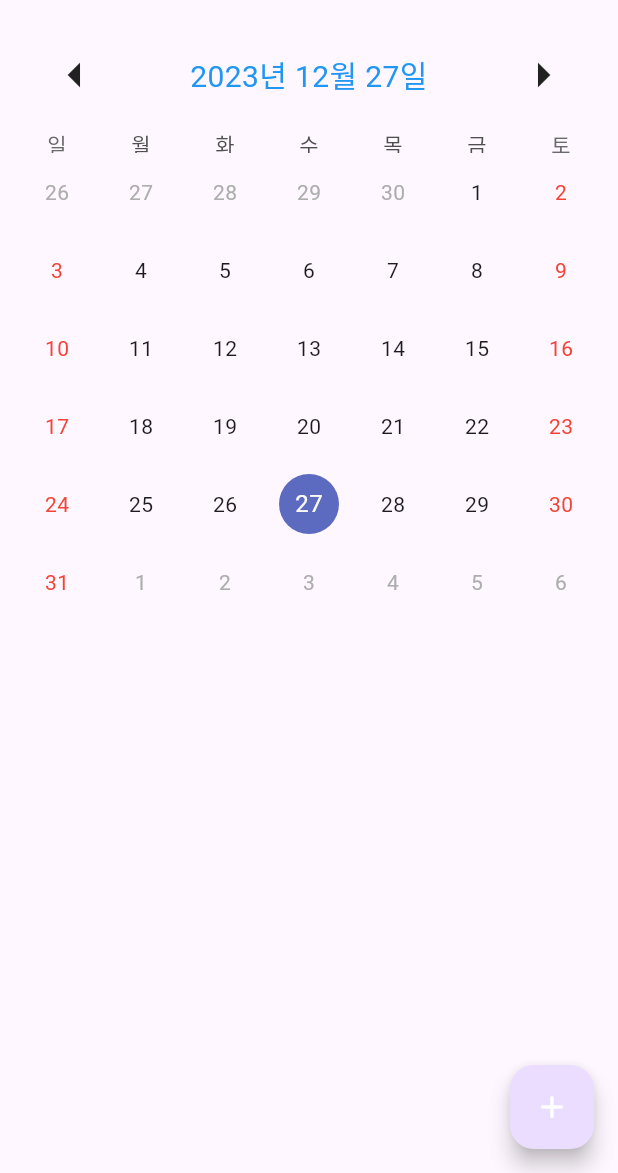
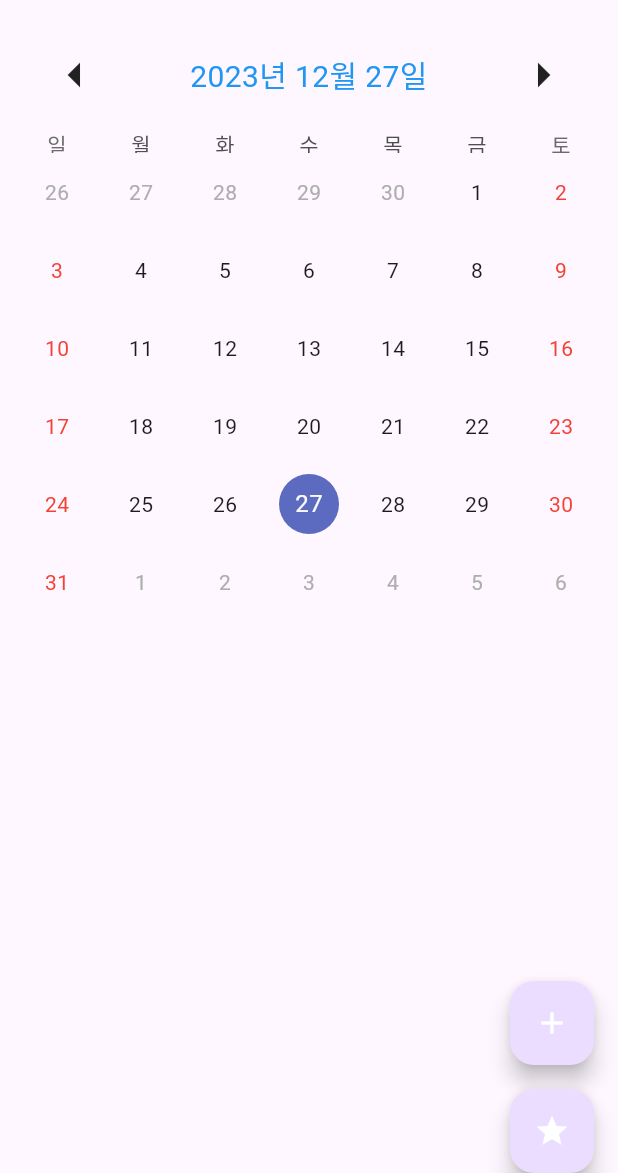
Before and after one commit to KKM2222/ToDo, a Flutter app: the screen it shows after launch, on a phone screen of 412 x 824 dp, the part 63-1236 px from its top. Run offline on Flutter 3.47's test engine with Material 3 defaults, Android fonts, the phone set to English and light mode, and no system bars; drawn by our look-alikes of table_calendar; missing offline and left inert: home_widget.

```diff
--- a/lib/main.dart
+++ b/lib/main.dart
@@ -2,6 +2,7 @@ import 'package:flutter/material.dart';
 import 'package:intl/date_symbol_data_local.dart';
 import 'package:intl/intl.dart';
 import 'package:table_calendar/table_calendar.dart';
+import 'package:todo/calendar_widget.dart';
 
 void main() async {
   await initializeDateFormatting();
@@ -51,10 +52,16 @@ class _MyAppState extends State<MyApp> {
           editEvent: _editEvent, // 추가: 수정 기능
         ),
       ),
-      floatingActionButton: FloatingActionButton(
-        child: Icon(Icons.add, color: Colors.white),
-        onPressed: () async {
-          await showDialog(
+      floatingActionButtonLocation: FloatingActionButtonLocation.endDocked,
+      floatingActionButtonAnimator: FloatingActionButtonAnimator.scaling,
+      floatingActionButton: Column(
+          mainAxisSize: MainAxisSize.min,
+          children: [
+      FloatingActionButton(
+      child: Icon(Icons.add, color: Colors.white),
+      onPressed: () async {
+        // 기존의 "+" 아이콘에 대한 기능 추가
+        await showDialog(
             context: context,
             builder: (BuildContext context) {
               TextEditingController contentController = TextEditingController();
@@ -103,9 +110,21 @@ class _MyAppState extends State<MyApp> {
           );
         },
       ),
+    SizedBox(height: 16), // 간격 조절
+    FloatingActionButton(
+    child: Icon(Icons.star, color: Colors.white),
+      onPressed: () {
+        // 다른 페이지로 이동하는 코드 추가
+        Navigator.of(context).push(
+          MaterialPageRoute(builder: (context) => MyWidget()),
+        );
+
+      },
+    ),
+          ],
+      ),
     );
   }
-
   // 추가: _editEvent 함수
   void _editEvent(MyEvent event) async {
     await showDialog(
@@ -293,3 +312,15 @@ class MyEvent {
 
   MyEvent(this.date, this.content);
 }
+
+class YourOtherPage extends StatelessWidget {
+  @override
+  Widget build(BuildContext context) {
+    return Scaffold(
+      appBar: AppBar(title: Text('Your Other Page')),
+      body: Center(
+        child: Text('Content of your other page'),
+      ),
+    );
+  }
+}
```
Also changed, not shown: pubspec.lock, 1 other file.
